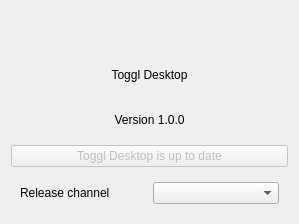
Above: src/ui/linux/TogglDesktop/aboutdialog.ui from toggl-open-source/toggldesktop before the change. Below: the same form after it.
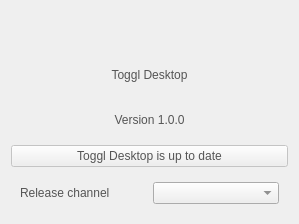
That is the form after the change.

Commit message: Fixed color issues with darker themes (linux), closes #1961

Diff of the .ui file:
```diff
--- a/src/ui/linux/TogglDesktop/aboutdialog.ui
+++ b/src/ui/linux/TogglDesktop/aboutdialog.ui
@@ -13,6 +13,9 @@
   <property name="windowTitle">
    <string>About</string>
   </property>
+  <property name="styleSheet">
+   <string notr="true">color:rgb(85, 85, 85);</string>
+  </property>
   <layout class="QVBoxLayout" name="verticalLayout">
    <item>
     <widget class="QLabel" name="logo">
```
The commit also changes 8 other files.
